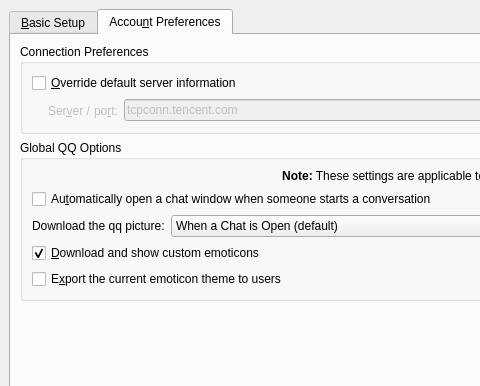
This is protocols/qq/ui/qqeditaccountui.ui in KDE/kopete as Qt 5 draws it before an edit; both pictures show x 0 to 480 and y 0 to 386 of the 856 by 611 pixel window. The edited form follows.
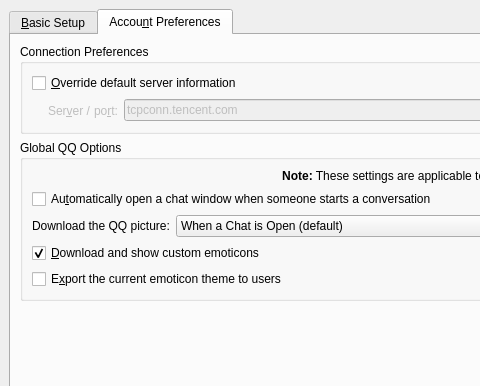
This is the edited form. Custom widgets are drawn as their Qt base class.

Diff of the .ui file:
```diff
--- a/protocols/qq/ui/qqeditaccountui.ui
+++ b/protocols/qq/ui/qqeditaccountui.ui
@@ -428,7 +428,7 @@
 &lt;dt>Automatically&lt;/dt>&lt;dd>Always try to download the picture if the contact has one.  &lt;b>Note:&lt;/b> this will open a socket, and let the user know you are downloading their picture.&lt;/dd>&lt;/dl></string>
               </property>
               <property name="text" >
-               <string>Download the qq picture:</string>
+               <string>Download the QQ picture:</string>
               </property>
              </widget>
             </item>
```
